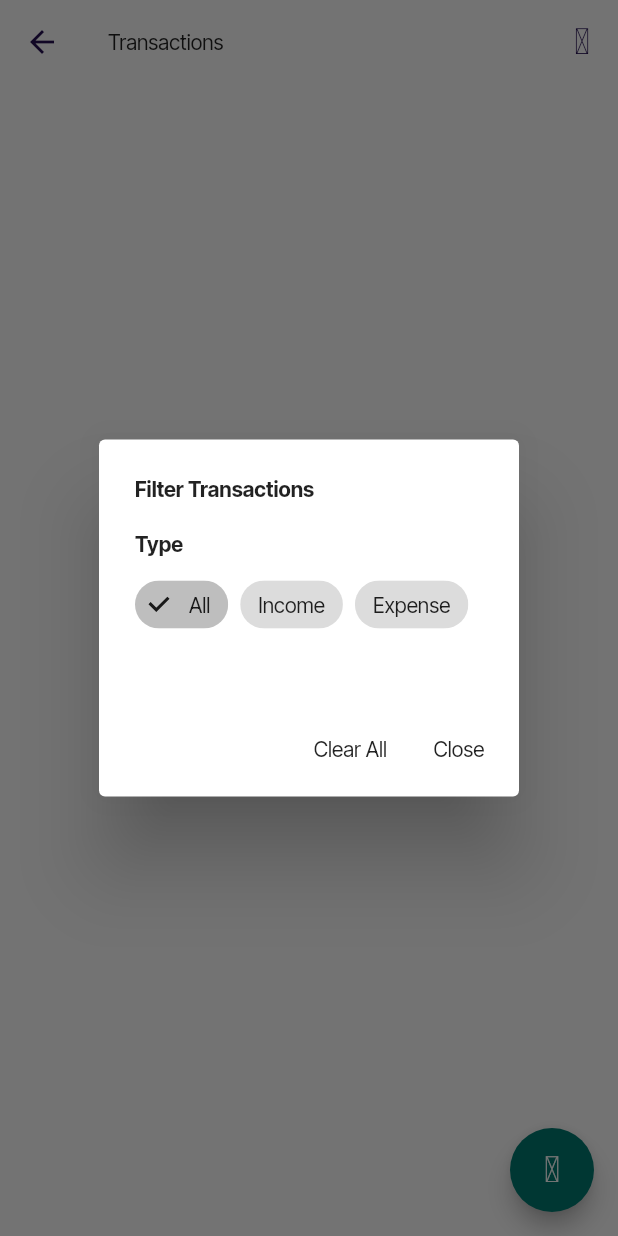
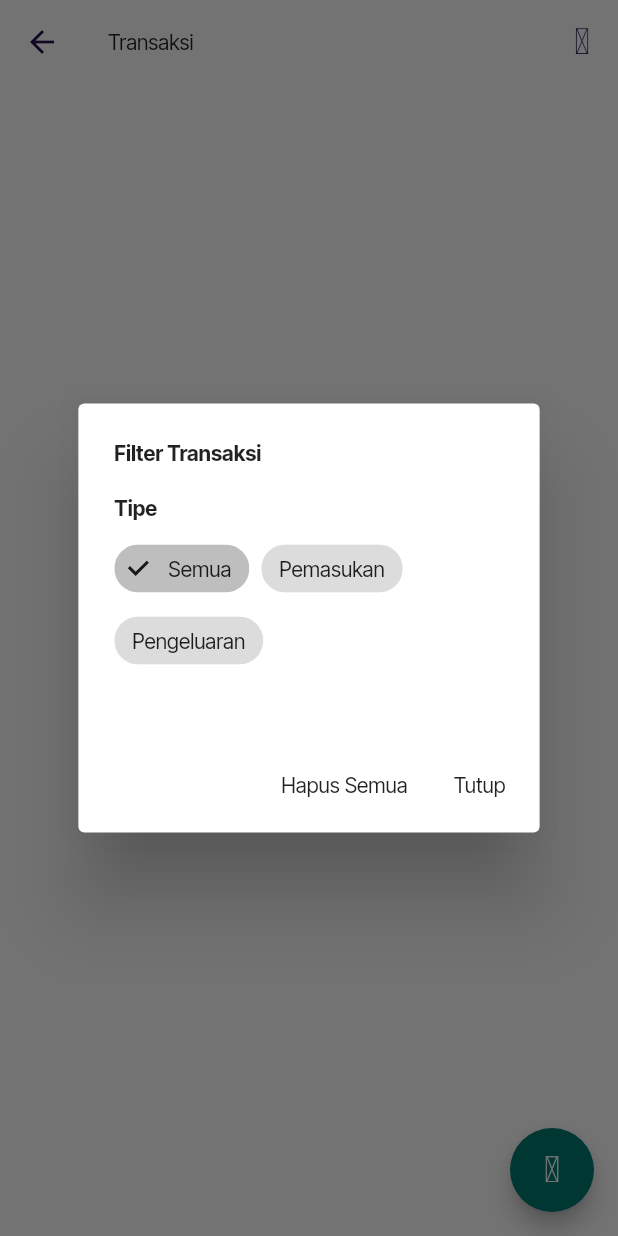
Before and after one commit to jordanmaulana/ngatur-duit-mobile, a Flutter app: the TransactionListPage screen opened directly, after a tap on an icon or button, on a phone screen of 412 x 824 dp. Run offline on Flutter 3.47's test engine with Material 3 defaults, Android fonts, the light colour scheme and no system bars; drawn by our look-alikes of toastification; our stand-ins replace dio, get, get_storage, google_fonts, hugeicons, isar_community and 1 more; accounts and stored records are empty; generated files the repository leaves out were written again.

Commit message:
text to bahasa

```diff
--- a/lib/apps/dashboard/widgets/balance_card.dart
+++ b/lib/apps/dashboard/widgets/balance_card.dart
@@ -46,7 +46,7 @@ class BalanceCard extends StatelessWidget {
                 ),
                 const SizedBox(width: 12),
                 VText(
-                  'Total Balance',
+                  'Total Saldo',
                   fontSize: 16,
                   color: const Color(0xE6FFFFFF),
                 ),
@@ -64,7 +64,7 @@ class BalanceCard extends StatelessWidget {
               children: [
                 Expanded(
                   child: BalanceItem(
-                    label: 'Income',
+                    label: 'Pemasukan',
                     amount: controller.totalIncome,
                     icon: HugeIcons.strokeRoundedArrowUp01,
                     color: const Color(0xE6FFFFFF),
@@ -77,7 +77,7 @@ class BalanceCard extends StatelessWidget {
                 ),
                 Expanded(
                   child: BalanceItem(
-                    label: 'Expenses',
+                    label: 'Pengeluaran',
                     amount: controller.totalExpenses,
                     icon: HugeIcons.strokeRoundedArrowDown01,
                     color: const Color(0xE6FFFFFF),
--- a/lib/apps/dashboard/widgets/monthly_summary.dart
+++ b/lib/apps/dashboard/widgets/monthly_summary.dart
@@ -31,7 +31,7 @@ class MonthlySummary extends StatelessWidget {
                 const SizedBox(width: 8),
                 Expanded(
                   child: VText(
-                    isCurrentMonth ? 'This Month - $monthName' : monthName,
+                    isCurrentMonth ? 'Bulan Ini - $monthName' : monthName,
                     fontSize: 16,
                     fontWeight: FontWeight.w600,
                   ),
@@ -89,7 +89,7 @@ class MonthlySummary extends StatelessWidget {
               children: [
                 Expanded(
                   child: SummaryCard(
-                    label: 'Income',
+                    label: 'Pemasukan',
                     amount: controller.monthlyIncome,
                     icon: HugeIcons.strokeRoundedArrowUp01,
                     color: Colors.green,
@@ -99,7 +99,7 @@ class MonthlySummary extends StatelessWidget {
                 const SizedBox(width: 12),
                 Expanded(
                   child: SummaryCard(
-                    label: 'Expenses',
+                    label: 'Pengeluaran',
                     amount: controller.monthlyExpenses,
                     icon: HugeIcons.strokeRoundedArrowDown01,
                     color: Colors.red,
@@ -117,7 +117,7 @@ class MonthlySummary extends StatelessWidget {
                 mainAxisAlignment: MainAxisAlignment.spaceBetween,
                 children: [
                   VText(
-                    'Monthly Balance',
+                    'Saldo Bulanan',
                     fontSize: 14,
                     fontWeight: FontWeight.w600,
                   ),
--- a/lib/apps/dashboard/widgets/recent_transactions.dart
+++ b/lib/apps/dashboard/widgets/recent_transactions.dart
@@ -24,14 +24,14 @@ class RecentTransactions extends StatelessWidget {
               mainAxisAlignment: MainAxisAlignment.spaceBetween,
               children: [
                 VText(
-                  'Recent Transactions',
+                  'Transaksi Terbaru',
                   fontSize: 16,
                   fontWeight: FontWeight.w600,
                 ),
                 InkWell(
                   onTap: () => Get.to(() => const TransactionListPage()),
                   child: VText(
-                    'View All',
+                    'Lihat Semua',
                     fontSize: 13,
                     color: VColor.primary,
                     fontWeight: FontWeight.w600,
@@ -74,7 +74,7 @@ class RecentTransactions extends StatelessWidget {
                           crossAxisAlignment: CrossAxisAlignment.start,
                           children: [
                             VText(
-                              transaction.description ?? 'No description',
+                              transaction.description ?? 'Tidak ada deskripsi',
                               fontSize: 14,
                               fontWeight: FontWeight.w600,
                             ),
--- a/lib/apps/dashboard/widgets/top_categories.dart
+++ b/lib/apps/dashboard/widgets/top_categories.dart
@@ -20,14 +20,14 @@ class TopCategories extends StatelessWidget {
         crossAxisAlignment: CrossAxisAlignment.start,
         children: [
           VText(
-            'Top Categories',
+            'Kategori Teratas',
             fontSize: 16,
             fontWeight: FontWeight.w600,
           ),
           const SizedBox(height: 16),
           if (controller.topExpenseCategories.isNotEmpty) ...[
             CategorySection(
-              title: 'Top Expenses',
+              title: 'Pengeluaran Teratas',
               categories: controller.topExpenseCategories,
               type: TransactionType.pengeluaran,
             ),
@@ -35,7 +35,7 @@ class TopCategories extends StatelessWidget {
           ],
           if (controller.topIncomeCategories.isNotEmpty)
             CategorySection(
-              title: 'Top Income Sources',
+              title: 'Sumber Pemasukan Teratas',
               categories: controller.topIncomeCategories,
               type: TransactionType.pemasukan,
             ),
--- a/lib/apps/transaction/views/add/transaction_form_page.dart
+++ b/lib/apps/transaction/views/add/transaction_form_page.dart
@@ -21,7 +21,7 @@ class TransactionFormPage extends StatelessWidget {
         return Scaffold(
           appBar: StandardAppbar(
             title:
-                controller.isEditMode ? 'Edit Transaction' : 'Add Transaction',
+                controller.isEditMode ? 'Edit Transaksi' : 'Tambah Transaksi',
             includeBackButton: true,
           ),
           body: controller.loading
@@ -34,7 +34,7 @@ class TransactionFormPage extends StatelessWidget {
                       crossAxisAlignment: CrossAxisAlignment.start,
                       children: [
                         VText(
-                          'Type',
+                          'Tipe',
                           fontSize: 16,
                           fontWeight: FontWeight.w600,
                         ),
@@ -42,8 +42,8 @@ class TransactionFormPage extends StatelessWidget {
                         _buildTypeSelector(controller),
                         const SizedBox(height: 24),
                         VFormInput(
-                          label: 'Amount',
-                          hint: 'Enter amount',
+                          label: 'Jumlah',
+                          hint: 'Masukkan jumlah',
                           controller: controller.amountController,
                           keyboardType: TextInputType.number,
                           prefixIcon: Padding(
@@ -57,8 +57,8 @@ class TransactionFormPage extends StatelessWidget {
                         ),
                         const SizedBox(height: 20),
                         VFormInput(
-                          label: 'Description',
-                          hint: 'Enter description',
+                          label: 'Deskripsi',
+                          hint: 'Masukkan deskripsi',
                           controller: controller.descriptionController,
                           prefixIcon: Padding(
                             padding: const EdgeInsets.all(12.0),
@@ -71,8 +71,8 @@ class TransactionFormPage extends StatelessWidget {
                         ),
                         const SizedBox(height: 20),
                         VFormInput(
-                          label: 'Category',
-                          hint: 'Enter or select category',
+                          label: 'Kategori',
+                          hint: 'Masukkan atau pilih kategori',
                           controller: controller.categoryController,
                           prefixIcon: Padding(
                             padding: const EdgeInsets.all(12.0),
@@ -87,7 +87,7 @@ class TransactionFormPage extends StatelessWidget {
                         _buildCategorySuggestions(controller),
                         const SizedBox(height: 24),
                         VText(
-                          'Date',
+                          'Tanggal',
                           fontSize: 16,
                           fontWeight: FontWeight.w600,
                         ),
@@ -96,8 +96,8 @@ class TransactionFormPage extends StatelessWidget {
                         const SizedBox(height: 32),
                         PrimaryButton(
                           controller.isEditMode
-                              ? 'Update Transaction'
-                              : 'Add Transaction',
+                              ? 'Perbarui Transaksi'
+                              : 'Tambah Transaksi',
                           onTap: () => _saveTransaction(
                             context,
                             formKey,
@@ -121,7 +121,7 @@ class TransactionFormPage extends StatelessWidget {
           Expanded(
             child: _buildTypeOption(
               controller,
-              'Income',
+              'Pemasukan',
               TransactionType.pemasukan,
               HugeIcons.strokeRoundedArrowUp01,
               Colors.green,
@@ -131,7 +131,7 @@ class TransactionFormPage extends StatelessWidget {
           Expanded(
             child: _buildTypeOption(
               controller,
-              'Expense',
+              'Pengeluaran',
               TransactionType.pengeluaran,
               HugeIcons.strokeRoundedArrowDown01,
               Colors.red,
@@ -235,7 +235,7 @@ class TransactionFormPage extends StatelessWidget {
                 crossAxisAlignment: CrossAxisAlignment.start,
                 children: [
                   VText(
-                    'Transaction Date',
+                    'Tanggal Transaksi',
                     fontSize: 12,
                     color: VColor.greyText,
                   ),
@@ -303,8 +303,8 @@ class TransactionFormPage extends StatelessWidget {
     if (success) {
       VToast.success(
         controller.isEditMode
-            ? 'Transaction updated successfully'
-            : 'Transaction added successfully',
+            ? 'Transaksi berhasil diperbarui'
+            : 'Transaksi berhasil ditambahkan',
       );
       Get.back(result: true);
     } else {
--- a/lib/apps/transaction/views/list/empty_placeholder.dart
+++ b/lib/apps/transaction/views/list/empty_placeholder.dart
@@ -15,13 +15,13 @@ class EmptyPlaceholder extends StatelessWidget {
         ),
         const SizedBox(height: 16),
         VText(
-          'No transactions yet',
+          'Belum ada transaksi',
           fontSize: 18,
           color: VColor.greyText,
         ),
         const SizedBox(height: 8),
         VText(
-          'Tap the + button to add a transaction',
+          'Ketuk tombol + untuk menambah transaksi',
           fontSize: 14,
           color: VColor.greyText,
         ),
--- a/lib/apps/transaction/views/list/transaction_filter_dialog.dart
+++ b/lib/apps/transaction/views/list/transaction_filter_dialog.dart
@@ -13,20 +13,20 @@ class TransactionFilterDialog extends StatelessWidget {
   @override
   Widget build(BuildContext context) {
     return AlertDialog(
-      title: VText('Filter Transactions', fontWeight: FontWeight.bold),
+      title: VText('Filter Transaksi', fontWeight: FontWeight.bold),
       content: SingleChildScrollView(
         child: Column(
           mainAxisSize: MainAxisSize.min,
           crossAxisAlignment: CrossAxisAlignment.start,
           children: [
             // Type filter
-            VText('Type', fontWeight: FontWeight.bold),
+            VText('Tipe', fontWeight: FontWeight.bold),
             const SizedBox(height: 8),
             Wrap(
               spacing: 8,
               children: [
                 FilterChip(
-                  label: VText('All'),
+                  label: VText('Semua'),
                   selected: controller.selectedType == null,
                   onSelected: (_) {
                     controller.filterByType(null);
@@ -34,7 +34,7 @@ class TransactionFilterDialog extends StatelessWidget {
                   },
                 ),
                 FilterChip(
-                  label: VText('Income'),
+                  label: VText('Pemasukan'),
                   selected:
                       controller.selectedType == TransactionType.pemasukan,
                   onSelected: (_) {
@@ -43,7 +43,7 @@ class TransactionFilterDialog extends StatelessWidget {
                   },
                 ),
                 FilterChip(
-                  label: VText('Expense'),
+                  label: VText('Pengeluaran'),
                   selected:
                       controller.selectedType == TransactionType.pengeluaran,
                   onSelected: (_) {
@@ -58,13 +58,13 @@ class TransactionFilterDialog extends StatelessWidget {
 
             // Category filter
             if (controller.categories.isNotEmpty) ...[
-              VText('Category', fontWeight: FontWeight.bold),
+              VText('Kategori', fontWeight: FontWeight.bold),
               const SizedBox(height: 8),
               Wrap(
                 spacing: 8,
                 children: [
                   FilterChip(
-                    label: VText('All'),
+                    label: VText('Semua'),
                     selected: controller.selectedCategory == null,
                     onSelected: (_) {
                       controller.filterByCategory(null);
@@ -93,11 +93,11 @@ class TransactionFilterDialog extends StatelessWidget {
             controller.clearFilters();
             Navigator.pop(context);
           },
-          child: VText('Clear All'),
+          child: VText('Hapus Semua'),
         ),
         TextButton(
           onPressed: () => Navigator.pop(context),
-          child: VText('Close'),
+          child: VText('Tutup'),
         ),
       ],
     );
--- a/lib/apps/transaction/views/list/transaction_item.dart
+++ b/lib/apps/transaction/views/list/transaction_item.dart
@@ -61,7 +61,7 @@ class TransactionItem extends StatelessWidget {
                   crossAxisAlignment: CrossAxisAlignment.start,
                   children: [
                     VText(
-                      transaction.description ?? 'No description',
+                      transaction.description ?? 'Tidak ada deskripsi',
                       fontSize: 16,
                       fontWeight: FontWeight.w600,
                     ),
@@ -129,8 +129,8 @@ class TransactionItem extends StatelessWidget {
 
   void _confirmDelete(BuildContext context) {
     VPopup.proceedWarning(
-      title: 'Delete Transaction',
-      message: 'Are you sure you want to delete this transaction?',
+      title: 'Hapus Transaksi',
+      message: 'Apakah Anda yakin ingin menghapus transaksi ini?',
       callback: () async {
         VPopup.loading();
         final success = await controller.deleteTransaction(transaction.id);
--- a/lib/apps/transaction/views/list/transaction_list_page.dart
+++ b/lib/apps/transaction/views/list/transaction_list_page.dart
@@ -19,8 +19,7 @@ class TransactionListPage extends StatelessWidget {
       builder: (controller) {
         return Scaffold(
           appBar: StandardAppbar(
-            title: 'Transactions',
-            includeBackButton: true,
+            title: 'Transaksi',
             actions: [
               IconButton(
                 icon: const HugeIcon(
@@ -53,7 +52,7 @@ class TransactionListPage extends StatelessWidget {
                       transaction: transaction,
                       controller: controller,
                       onDeleted: () =>
-                          VToast.success('Transaction deleted successfully'),
+                          VToast.success('Transaksi berhasil dihapus'),
                     );
                   },
                 ),
@@ -88,12 +87,12 @@ class TransactionListPage extends StatelessWidget {
             mainAxisAlignment: MainAxisAlignment.spaceBetween,
             children: [
               _buildSummaryItem(
-                'Income',
+                'Pemasukan',
                 income,
                 Colors.green,
               ),
               _buildSummaryItem(
-                'Expenses',
+                'Pengeluaran',
                 expenses,
                 Colors.red,
               ),
@@ -104,7 +103,7 @@ class TransactionListPage extends StatelessWidget {
             mainAxisAlignment: MainAxisAlignment.spaceBetween,
             children: [
               VText(
-                'Balance',
+                'Saldo',
                 fontSize: 18,
                 fontWeight: FontWeight.bold,
               ),
```
Also changed, not shown: lib/main.dart (+1 -8 lines).
